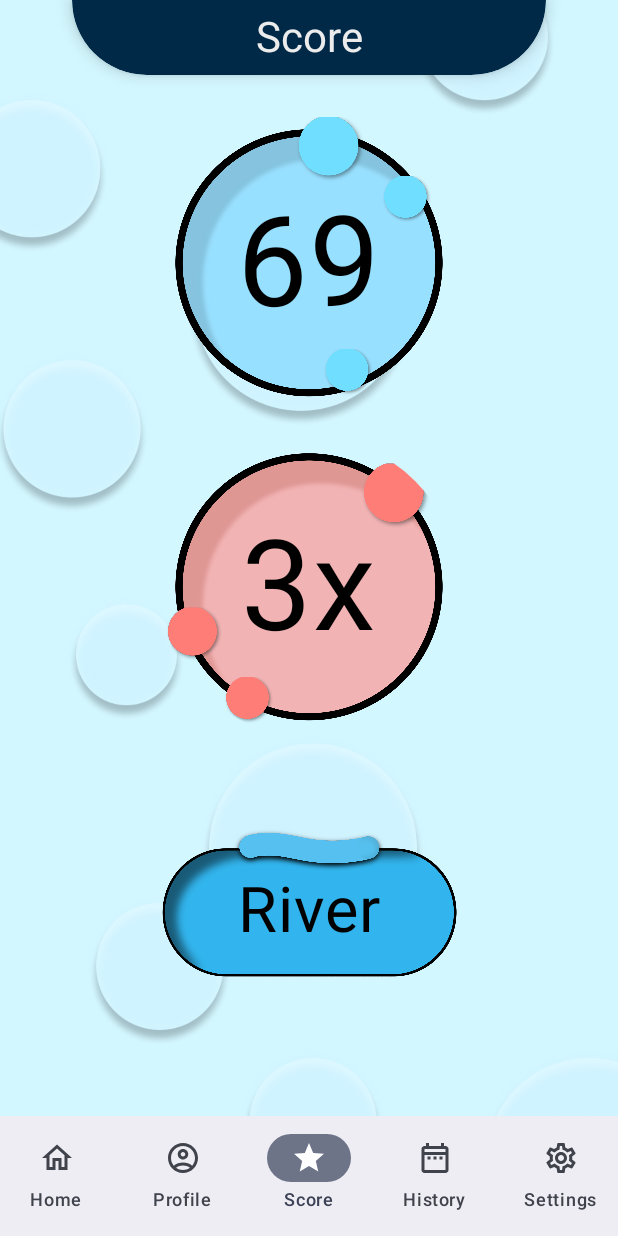
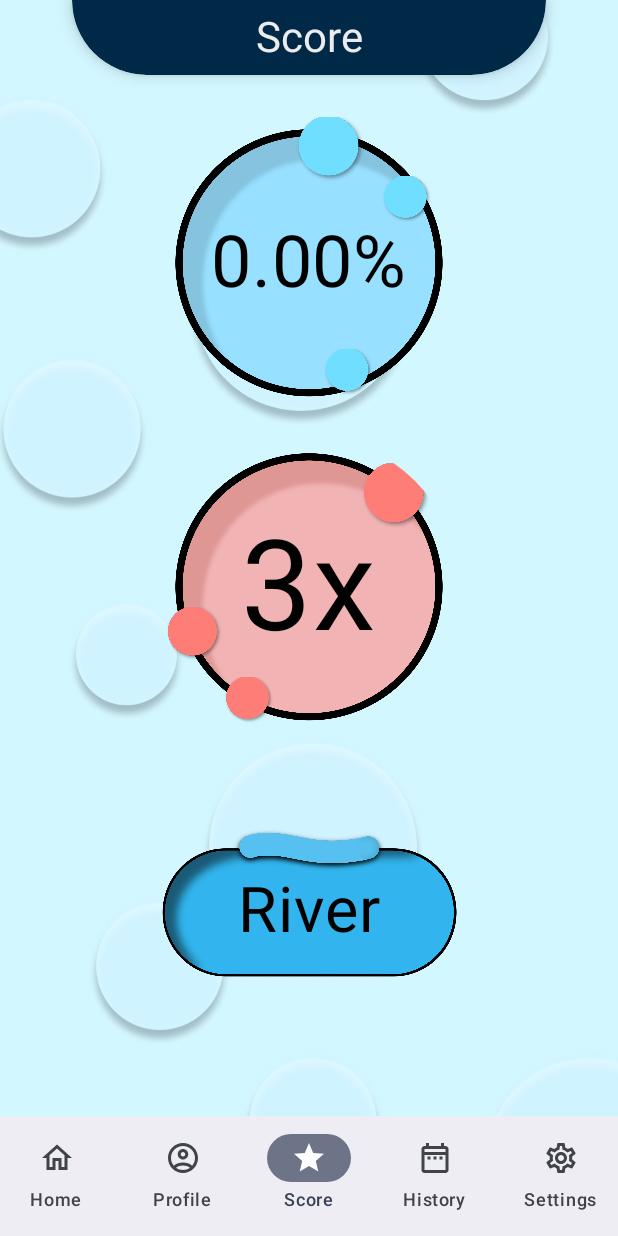
Before and after one commit to straumandi/Hydrinker, an Android app built with Jetpack Compose: the ScoreScreen screen opened through its navigation route, on a phone screen of 412 x 824 dp. Run offline under Robolectric (Android 15) with nearby library versions, the phone set to English and light mode, and no system bars; our stand-ins replace Room's generated code.

Commit message:
add proper score to ui

```diff
--- a/app/src/main/java/com/example/hydrinker/screens/HomeScreen.kt
+++ b/app/src/main/java/com/example/hydrinker/screens/HomeScreen.kt
@@ -1,5 +1,6 @@
 package com.example.hydrinker.screens
 
+import ScoreService
 import android.content.Context
 import androidx.compose.foundation.Image
 import androidx.compose.foundation.background
@@ -42,6 +43,7 @@ import com.example.hydrinker.headers.ScreenHeader
 import com.example.hydrinker.services.HydrationViewModel
 import com.example.hydrinker.services.HydrationViewModelFactory
 import com.example.hydrinker.services.ProfileService
+import java.util.Date
 
 @Composable
 fun HomeScreen(
@@ -55,8 +57,12 @@ fun HomeScreen(
     val hydrationViewModel: HydrationViewModel =
         viewModel(factory = HydrationViewModelFactory(context))
 
+    val scoreService = ScoreService(context, hydrationViewModel)
+    var score by remember { mutableStateOf(0.0) }
+
     LaunchedEffect(key1 = Unit) {
         defaultDrinkSize = profileService.readProfile().drinkSize.toString()
+        score = scoreService.calculateDailyScore(Date())
     }
 
     if (showDialog) {
@@ -75,8 +81,11 @@ fun HomeScreen(
         Image(
             painter = painterResource(id = R.drawable.bg_home),
             contentDescription = "home_bg",
-            modifier = Modifier.scale(1.8f).align(Alignment.TopStart).fillMaxSize()
-            )
+            modifier = Modifier
+                .scale(1.8f)
+                .align(Alignment.TopStart)
+                .fillMaxSize()
+        )
     }
 
     Row(
@@ -113,9 +122,10 @@ fun HomeScreen(
                 )
             }
             // Menu Button top right
-            IconButton(modifier = Modifier
-                .size(120.dp, 120.dp)
-                .align(Alignment.CenterVertically),
+            IconButton(
+                modifier = Modifier
+                    .size(120.dp, 120.dp)
+                    .align(Alignment.CenterVertically),
                 onClick = {
                     navController.navigate("settings_route") {
                         popUpTo(navController.graph.findStartDestination().id) {
@@ -123,7 +133,8 @@ fun HomeScreen(
                         }
                         launchSingleTop = true
                     }
-                },) {
+                },
+            ) {
                 Image(
                     painter = painterResource(id = R.drawable.btn_home_menu),
                     contentDescription = "A menu button",
@@ -158,14 +169,15 @@ fun HomeScreen(
             Column {
                 Text(
                     text = "Score",
-                    modifier = Modifier.align(Alignment.Start),
+                    modifier = Modifier.align(Alignment.CenterHorizontally),
                     color = Color.Black,
                     fontSize = 42.sp,
                     fontWeight = androidx.compose.ui.text.font.FontWeight.Bold
                 )
                 Text(
-                    text = "69",
-                    modifier = Modifier.align(Alignment.End),
+                    //format to two decimal places and add a percent to the end of the string
+                    text = String.format("%.2f%%", score),
+                    modifier = Modifier.align(Alignment.CenterHorizontally),
                     color = Color.Black,
                     fontSize = 84.sp,
                     fontWeight = androidx.compose.ui.text.font.FontWeight.Bold
--- a/app/src/main/java/com/example/hydrinker/screens/ScoreScreen.kt
+++ b/app/src/main/java/com/example/hydrinker/screens/ScoreScreen.kt
@@ -2,67 +2,41 @@ package com.example.hydrinker.screens
 
 import ScoreService
 import android.content.Context
-import android.webkit.WebSettings.TextSize
-import androidx.compose.foundation.BorderStroke
 import androidx.compose.foundation.Image
 import androidx.compose.foundation.background
-import androidx.compose.foundation.border
-import androidx.compose.foundation.clickable
-import androidx.compose.foundation.layout.Arrangement
 import androidx.compose.foundation.layout.Box
 import androidx.compose.foundation.layout.Column
 import androidx.compose.foundation.layout.Row
 import androidx.compose.foundation.layout.Spacer
-import androidx.compose.foundation.layout.fillMaxHeight
 import androidx.compose.foundation.layout.fillMaxSize
-import androidx.compose.foundation.layout.fillMaxWidth
 import androidx.compose.foundation.layout.height
 import androidx.compose.foundation.layout.padding
 import androidx.compose.foundation.layout.size
-import androidx.compose.foundation.shape.CircleShape
-import androidx.compose.foundation.shape.RoundedCornerShape
-import androidx.compose.material.icons.Icons
-import androidx.compose.material.icons.filled.AddCircle
-import androidx.compose.material.icons.filled.DateRange
-import androidx.compose.material.icons.filled.Person
-import androidx.compose.material.icons.filled.Star
-import androidx.compose.material3.Button
-import androidx.compose.material3.ButtonDefaults
-import androidx.compose.material3.Icon
 import androidx.compose.material3.IconButton
-import androidx.compose.material3.MaterialTheme
 import androidx.compose.material3.Text
-import com.example.hydrinker.R
-
 import androidx.compose.runtime.Composable
-import androidx.compose.ui.Modifier
-import androidx.compose.ui.res.painterResource
-import androidx.compose.ui.tooling.preview.Preview
-import androidx.compose.ui.unit.dp
-import androidx.navigation.NavController
-import androidx.compose.ui.graphics.Color
-
-import androidx.compose.material3.*
 import androidx.compose.runtime.LaunchedEffect
 import androidx.compose.runtime.getValue
 import androidx.compose.runtime.mutableStateOf
 import androidx.compose.runtime.remember
 import androidx.compose.runtime.setValue
 import androidx.compose.ui.Alignment
-import androidx.compose.ui.draw.clip
+import androidx.compose.ui.Modifier
+import androidx.compose.ui.draw.scale
+import androidx.compose.ui.graphics.Color
 import androidx.compose.ui.platform.LocalContext
-import androidx.compose.ui.draw.scale
-import androidx.compose.ui.draw.shadow
+import androidx.compose.ui.res.painterResource
 import androidx.compose.ui.tooling.preview.Devices
+import androidx.compose.ui.tooling.preview.Preview
+import androidx.compose.ui.unit.dp
+import androidx.compose.ui.unit.sp
 import androidx.lifecycle.viewmodel.compose.viewModel
-import androidx.compose.ui.unit.sp
-import androidx.navigation.NavGraph.Companion.findStartDestination
+import androidx.navigation.NavController
 import androidx.navigation.compose.rememberNavController
-import com.example.hydrinker.Screens
+import com.example.hydrinker.R
+import com.example.hydrinker.headers.ScreenHeader
 import com.example.hydrinker.services.HydrationViewModel
 import com.example.hydrinker.services.HydrationViewModelFactory
-import com.example.hydrinker.headers.ScreenHeader
-import com.example.hydrinker.ui.theme.HydrinkerTheme
 import java.util.Date
 
 @Composable
@@ -74,7 +48,6 @@ fun ScoreScreen(navController: NavController, context: Context = LocalContext.cu
 
     LaunchedEffect(key1 = Unit) {
         score = scoreService.calculateDailyScore(Date())
-        println(score)
     }
 
     Box(
@@ -85,7 +58,10 @@ fun ScoreScreen(navController: NavController, context: Context = LocalContext.cu
         Image(
             painter = painterResource(id = R.drawable.bg_history),
             contentDescription = "home_bg",
-            modifier = Modifier.scale(1.8f).align(Alignment.TopStart).fillMaxSize()
+            modifier = Modifier
+                .scale(1.8f)
+                .align(Alignment.TopStart)
+                .fillMaxSize()
         )
     }
 
@@ -99,7 +75,7 @@ fun ScoreScreen(navController: NavController, context: Context = LocalContext.cu
         modifier = Modifier
             .fillMaxSize()
             .padding(top = 60.dp, start = 15.dp, end = 15.dp)
-    ){
+    ) {
 
         Column(
             modifier = Modifier
@@ -113,7 +89,7 @@ fun ScoreScreen(navController: NavController, context: Context = LocalContext.cu
                 modifier = Modifier
                     .size(200.dp)
                     .align(Alignment.CenterHorizontally),
-                onClick = {/* TODO */}
+                onClick = {/* TODO */ }
             ) {
                 Image(
                     painter = painterResource(id = R.drawable.btn_score),
@@ -123,10 +99,11 @@ fun ScoreScreen(navController: NavController, context: Context = LocalContext.cu
                 )
                 Column {
                     Text(
-                        text = "69",
-                        modifier = Modifier.align(Alignment.End),
+                        //format to two decimal places
+                        text = String.format("%.2f%%", score),
+                        modifier = Modifier.align(Alignment.CenterHorizontally),
                         color = Color.Black,
-                        fontSize = 84.sp,
+                        fontSize = 48.sp,
                     )
                 }
             }
@@ -139,7 +116,7 @@ fun ScoreScreen(navController: NavController, context: Context = LocalContext.cu
                 modifier = Modifier
                     .size(200.dp)
                     .align(Alignment.CenterHorizontally),
-                onClick = {/* TODO */}
+                onClick = {/* TODO */ }
             ) {
                 Image(
                     painter = painterResource(id = R.drawable.btn_streak),
@@ -165,7 +142,7 @@ fun ScoreScreen(navController: NavController, context: Context = LocalContext.cu
                 modifier = Modifier
                     .size(200.dp)
                     .align(Alignment.CenterHorizontally),
-                onClick = {/* TODO */}
+                onClick = {/* TODO */ }
             ) {
                 Image(
                     painter = painterResource(id = R.drawable.btn_tier),
@@ -187,7 +164,6 @@ fun ScoreScreen(navController: NavController, context: Context = LocalContext.cu
     }
 
 
-
 }
 
 @Composable
```
